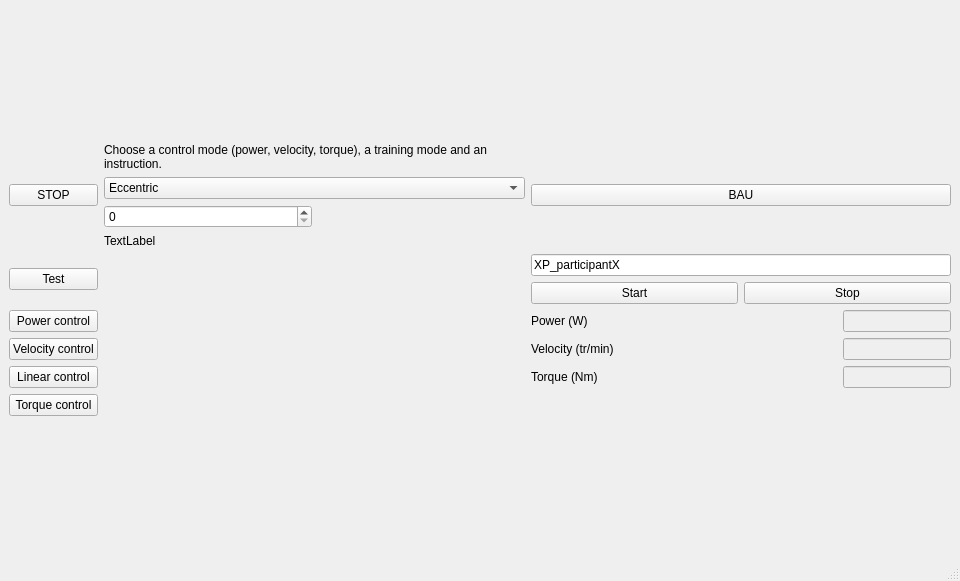
This is ergocycle_gui.ui in s2mLab/ControlOdrive as Qt 5 draws it before an edit. The edited form follows.
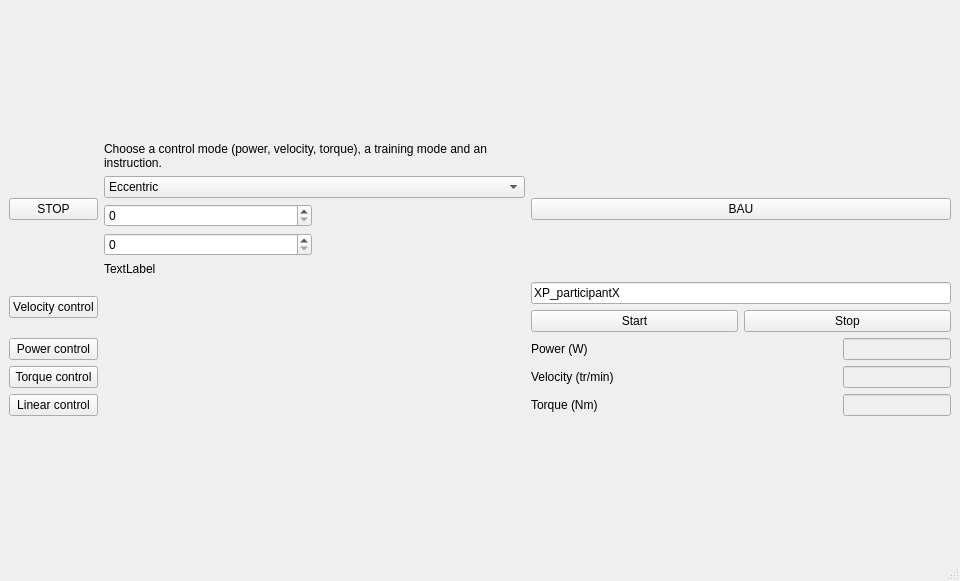
This is the edited form.

Commit message: Torque control and ramps

What changed in the file:
```diff
--- a/ergocycle_gui.ui
+++ b/ergocycle_gui.ui
@@ -36,13 +36,6 @@
         </property>
        </widget>
       </item>
-      <item row="6" column="0">
-       <widget class="QPushButton" name="torque_pushButton">
-        <property name="text">
-         <string>Torque control</string>
-        </property>
-       </widget>
-      </item>
       <item row="5" column="0">
        <widget class="QPushButton" name="linear_pushButton">
         <property name="text">
@@ -126,13 +119,6 @@
         </item>
        </layout>
       </item>
-      <item row="4" column="0">
-       <widget class="QPushButton" name="velocity_pushButton">
-        <property name="text">
-         <string>Velocity control</string>
-        </property>
-       </widget>
-      </item>
       <item row="0" column="2">
        <layout class="QVBoxLayout" name="instructions_verticalLayout">
         <item>
@@ -179,6 +165,20 @@
           </item>
          </layout>
         </item>
+        <item>
+         <layout class="QHBoxLayout" name="acceleration_horizontalLayout">
+          <item>
+           <widget class="QSpinBox" name="acceleration_spinBox"/>
+          </item>
+          <item>
+           <widget class="QLabel" name="acceleration_units_label">
+            <property name="text">
+             <string/>
+            </property>
+           </widget>
+          </item>
+         </layout>
+        </item>
         <item>
          <widget class="QLabel" name="errors_label">
           <property name="text">
@@ -225,13 +225,6 @@
         </item>
        </layout>
       </item>
-      <item row="1" column="0">
-       <widget class="QPushButton" name="test_pushButton">
-        <property name="text">
-         <string>Test</string>
-        </property>
-       </widget>
-      </item>
       <item row="3" column="4">
        <layout class="QHBoxLayout" name="power_horizontalLayout">
         <item>
@@ -259,6 +252,20 @@
         </item>
        </layout>
       </item>
+      <item row="1" column="0">
+       <widget class="QPushButton" name="velocity_pushButton">
+        <property name="text">
+         <string>Velocity control</string>
+        </property>
+       </widget>
+      </item>
+      <item row="4" column="0">
+       <widget class="QPushButton" name="torque_pushButton">
+        <property name="text">
+         <string>Torque control</string>
+        </property>
+       </widget>
+      </item>
      </layout>
     </item>
    </layout>
```
The commit also changes 18 other files.
